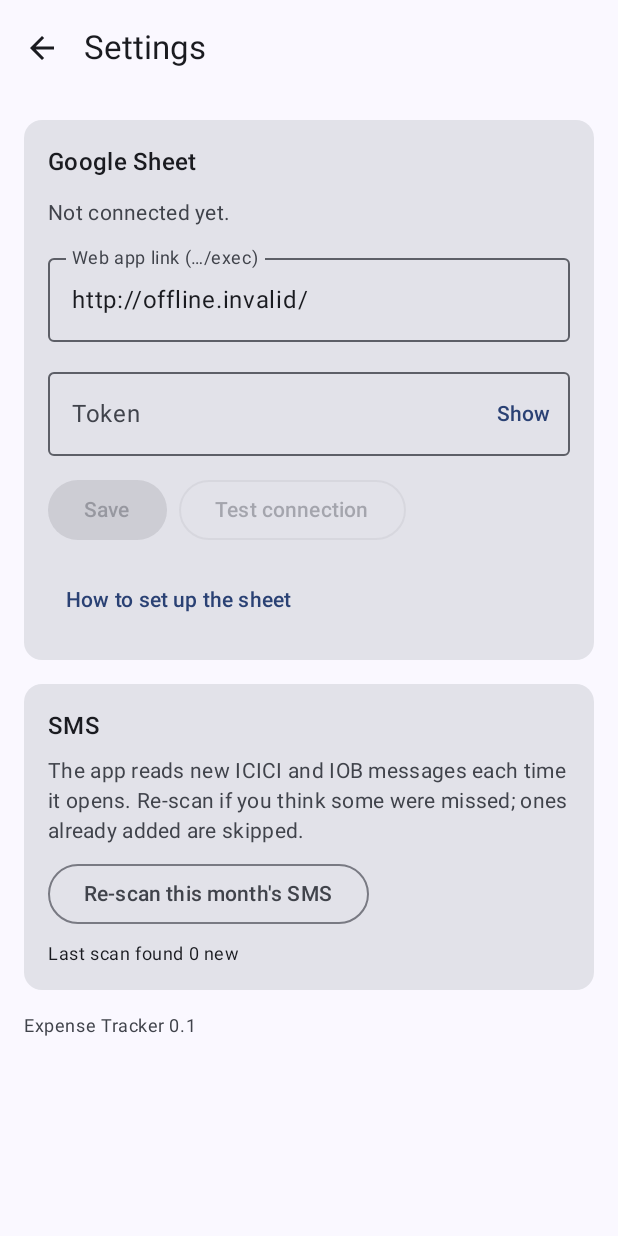
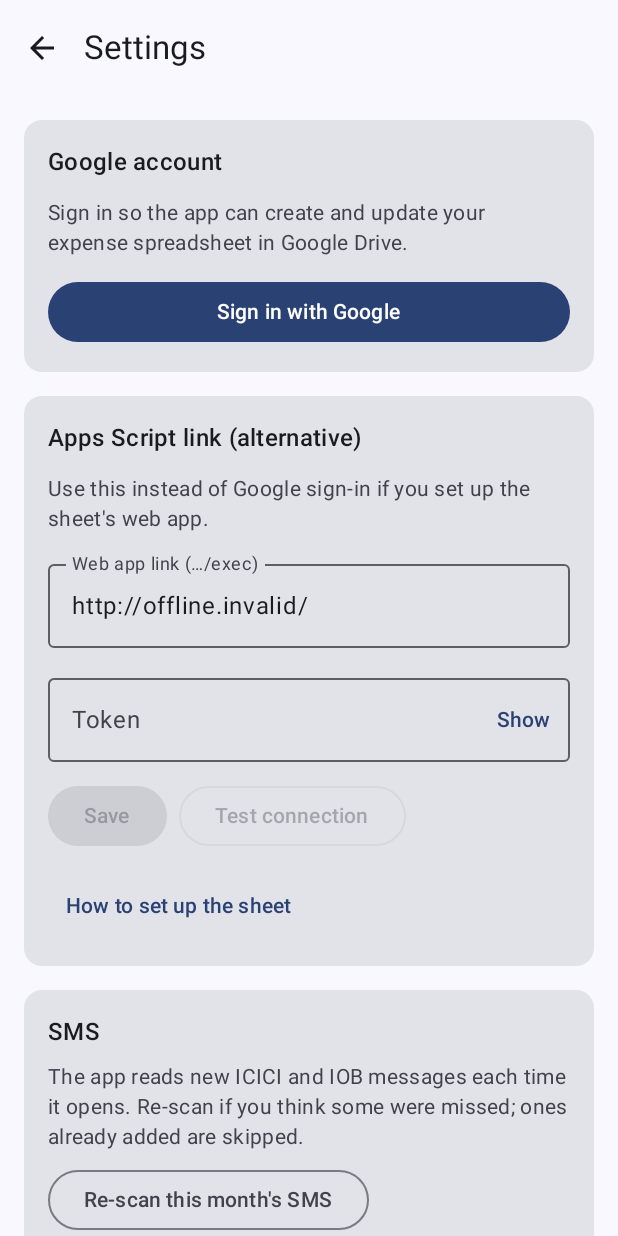
Before and after one commit to karthi-g-520d/expense-tracker, an Android app built with Jetpack Compose: the screen it shows after launch (MainActivity), after a tap on "Settings", on a phone screen of 412 x 824 dp. Run offline under Robolectric (Android 15) with nearby library versions, the phone set to English and light mode, and no system bars; our stand-ins replace Room's generated code.

Commit message:
Add Google sign-in and write to the spreadsheet through the Sheets API
Co-Authored-By: Claude Opus 5.5 (1M context) <noreply@anthropic.com>
Claude-Session: https://claude.ai/code/session_01PvYMwTxNywMYruUtuSeqV6

```diff
--- a/app/build.gradle.kts
+++ b/app/build.gradle.kts
@@ -69,4 +69,6 @@ dependencies {
     implementation(libs.androidx.room.runtime)
     implementation(libs.androidx.room.ktx)
     ksp(libs.androidx.room.compiler)
+    implementation(libs.play.services.auth)
+    implementation(libs.kotlinx.coroutines.play.services)
 }
--- a/app/src/main/java/com/karthi/expense/SettingsScreen.kt
+++ b/app/src/main/java/com/karthi/expense/SettingsScreen.kt
@@ -1,7 +1,11 @@
 package com.karthi.expense
 
+import android.app.Activity
 import android.content.Intent
 import android.net.Uri
+import androidx.activity.compose.rememberLauncherForActivityResult
+import androidx.activity.result.IntentSenderRequest
+import androidx.activity.result.contract.ActivityResultContracts
 import androidx.compose.foundation.layout.Arrangement
 import androidx.compose.foundation.layout.Column
 import androidx.compose.foundation.layout.Row
@@ -11,6 +15,7 @@ import androidx.compose.foundation.rememberScrollState
 import androidx.compose.foundation.verticalScroll
 import androidx.compose.material3.Button
 import androidx.compose.material3.Card
+import androidx.compose.material3.HorizontalDivider
 import androidx.compose.material3.MaterialTheme
 import androidx.compose.material3.OutlinedButton
 import androidx.compose.material3.OutlinedTextField
@@ -44,11 +49,17 @@ fun SettingsScreen(vm: MainViewModel) {
         Modifier.verticalScroll(rememberScrollState()).padding(16.dp),
         verticalArrangement = Arrangement.spacedBy(16.dp),
     ) {
+        GoogleAccountCard(vm, open = { open(it) })
+
         Card(Modifier.fillMaxWidth()) {
             Column(Modifier.padding(16.dp), verticalArrangement = Arrangement.spacedBy(12.dp)) {
-                Text("Google Sheet", style = MaterialTheme.typography.titleMedium)
+                Text("Apps Script link (alternative)", style = MaterialTheme.typography.titleMedium)
                 Text(
-                    if (vm.sheetConfigured) "Connected to your sheet's web app." else "Not connected yet.",
+                    when {
+                        vm.googleEmail != null && vm.hasSpreadsheet -> "Not used while you're signed in with Google."
+                        vm.sheetUrlSetting.isNotBlank() && vm.sheetTokenSetting.isNotBlank() -> "Connected to your sheet's web app."
+                        else -> "Use this instead of Google sign-in if you set up the sheet's web app."
+                    },
                     style = MaterialTheme.typography.bodyMedium,
                     color = MaterialTheme.colorScheme.onSurfaceVariant,
                 )
@@ -72,13 +83,18 @@ fun SettingsScreen(vm: MainViewModel) {
                 )
                 Row(horizontalArrangement = Arrangement.spacedBy(8.dp)) {
                     Button(onClick = { vm.saveSheetSettings(url, token) }, enabled = changed) { Text("Save") }
-                    OutlinedButton(onClick = vm::testConnection, enabled = vm.sheetConfigured && !changed && !vm.testing) {
+                    OutlinedButton(
+                        onClick = vm::testConnection,
+                        enabled = vm.sheetUrlSetting.isNotBlank() && vm.sheetTokenSetting.isNotBlank() && !changed && !vm.testing,
+                    ) {
                         Text(if (vm.testing) "Testing…" else "Test connection")
                     }
                 }
                 vm.testResult?.let { Text(it, style = MaterialTheme.typography.bodyMedium) }
-                vm.spreadsheetLink?.let { link ->
-                    OutlinedButton(onClick = { open(link) }, modifier = Modifier.fillMaxWidth()) { Text("Open the spreadsheet") }
+                if (!vm.hasSpreadsheet) {
+                    vm.spreadsheetLink?.let { link ->
+                        OutlinedButton(onClick = { open(link) }, modifier = Modifier.fillMaxWidth()) { Text("Open the spreadsheet") }
+                    }
                 }
                 TextButton(onClick = { open(SETUP_GUIDE) }) { Text("How to set up the sheet") }
             }
@@ -107,3 +123,64 @@ fun SettingsScreen(vm: MainViewModel) {
         )
     }
 }
+
+/** Sign in with Google, then create a spreadsheet or point at an existing one. */
+@Composable
+private fun GoogleAccountCard(vm: MainViewModel, open: (String) -> Unit) {
+    val signIn = rememberLauncherForActivityResult(ActivityResultContracts.StartIntentSenderForResult()) { res ->
+        if (res.resultCode == Activity.RESULT_OK) vm.onGoogleSignInResult(res.data) else vm.onGoogleSignInCancelled()
+    }
+    var pastedLink by rememberSaveable { mutableStateOf("") }
+
+    Card(Modifier.fillMaxWidth()) {
+        Column(Modifier.padding(16.dp), verticalArrangement = Arrangement.spacedBy(12.dp)) {
+            Text("Google account", style = MaterialTheme.typography.titleMedium)
+
+            val email = vm.googleEmail
+            if (email == null) {
+                Text(
+                    "Sign in so the app can create and update your expense spreadsheet in Google Drive.",
+                    style = MaterialTheme.typography.bodyMedium,
+                    color = MaterialTheme.colorScheme.onSurfaceVariant,
+                )
+                Button(
+                    onClick = { vm.startGoogleSignIn { sender -> signIn.launch(IntentSenderRequest.Builder(sender).build()) } },
+                    enabled = !vm.googleBusy,
+                    modifier = Modifier.fillMaxWidth(),
+                ) { Text(if (vm.googleBusy) "Signing in…" else "Sign in with Google") }
+            } else {
+                Text("Signed in as $email", style = MaterialTheme.typography.bodyMedium)
+
+                if (vm.hasSpreadsheet) {
+                    vm.spreadsheetLink?.let { link ->
+                        Button(onClick = { open(link) }, modifier = Modifier.fillMaxWidth()) { Text("Open the spreadsheet") }
+                    }
+                    Row(horizontalArrangement = Arrangement.spacedBy(8.dp)) {
+                        OutlinedButton(onClick = vm::changeSpreadsheet) { Text("Change spreadsheet") }
+                        TextButton(onClick = vm::signOutGoogle) { Text("Sign out") }
+                    }
+                } else {
+                    Button(onClick = vm::createSpreadsheet, enabled = !vm.googleBusy, modifier = Modifier.fillMaxWidth()) {
+                        Text(if (vm.googleBusy) "Working…" else "Create a new spreadsheet")
+                    }
+                    HorizontalDivider()
+                    OutlinedTextField(
+                        value = pastedLink,
+                        onValueChange = { pastedLink = it },
+                        label = { Text("Or paste a spreadsheet link") },
+                        singleLine = true,
+                        modifier = Modifier.fillMaxWidth(),
+                    )
+                    Row(horizontalArrangement = Arrangement.spacedBy(8.dp)) {
+                        OutlinedButton(
+                            onClick = { vm.useExistingSpreadsheet(pastedLink) },
+                            enabled = pastedLink.isNotBlank() && !vm.googleBusy,
+                        ) { Text("Use this sheet") }
+                        TextButton(onClick = vm::signOutGoogle) { Text("Sign out") }
+                    }
+                }
+            }
+            vm.googleMessage?.let { Text(it, style = MaterialTheme.typography.bodyMedium) }
+        }
+    }
+}
--- /dev/null
+++ b/app/src/main/java/com/karthi/expense/data/GoogleAuth.kt
@@ -0,0 +1,58 @@
+package com.karthi.expense.data
+
+import android.content.Context
+import android.content.Intent
+import com.google.android.gms.auth.api.identity.AuthorizationRequest
+import com.google.android.gms.auth.api.identity.AuthorizationResult
+import com.google.android.gms.auth.api.identity.Identity
+import com.google.android.gms.common.api.Scope
+import kotlinx.coroutines.Dispatchers
+import kotlinx.coroutines.tasks.await
+import kotlinx.coroutines.withContext
+import org.json.JSONObject
+import java.io.IOException
+import java.net.HttpURLConnection
+import java.net.URL
+
+/**
+ * Google sign-in for the Sheets API, via Play services' AuthorizationClient.
+ * Needs an Android OAuth client in Google Cloud for this package and signing key's SHA-1.
+ */
+class GoogleAuth(private val context: Context) {
+
+    private val request = AuthorizationRequest.builder()
+        .setRequestedScopes(listOf(Scope(SCOPE_SHEETS), Scope(SCOPE_EMAIL)))
+        .build()
+
+    /** First step of sign-in. If the result has a resolution, the UI must launch its pending intent. */
+    suspend fun authorize(): AuthorizationResult =
+        Identity.getAuthorizationClient(context).authorize(request).await()
+
+    /** Reads the result the consent screen returned. */
+    fun resultFromIntent(data: Intent?): AuthorizationResult =
+        Identity.getAuthorizationClient(context).getAuthorizationResultFromIntent(data)
+
+    /** A fresh access token without any UI; fails if the user has to sign in again. */
+    suspend fun accessToken(): String {
+        val result = authorize()
+        if (result.hasResolution()) throw IOException("Google sign-in expired. Sign in again in Settings")
+        return result.accessToken ?: throw IOException("Google didn't return an access token")
+    }
+
+    /** The signed-in account's email, for display in Settings. */
+    suspend fun email(accessToken: String): String = withContext(Dispatchers.IO) {
+        val conn = URL("https://www.googleapis.com/oauth2/v3/userinfo").openConnection() as HttpURLConnection
+        try {
+            conn.setRequestProperty("Authorization", "Bearer $accessToken")
+            if (conn.responseCode !in 200..299) throw IOException("Couldn't read your Google account (HTTP ${conn.responseCode})")
+            JSONObject(conn.inputStream.bufferedReader().use { it.readText() }).getString("email")
+        } finally {
+            conn.disconnect()
+        }
+    }
+
+    private companion object {
+        const val SCOPE_SHEETS = "https://www.googleapis.com/auth/spreadsheets"
+        const val SCOPE_EMAIL = "email"
+    }
+}
--- a/app/src/main/java/com/karthi/expense/data/SheetClient.kt
+++ b/app/src/main/java/com/karthi/expense/data/SheetClient.kt
@@ -9,17 +9,25 @@ import java.net.HttpURLConnection
 import java.net.URL
 import java.net.URLEncoder
 
-/** Rows in the sheet, plus the spreadsheet's own link when the script reports it. */
+/** Rows in the sheet, plus the spreadsheet's own link when known. */
 class SheetData(val rows: List<SheetTxn>, val sheetUrl: String?)
 
+/** Where synced transactions go: the Apps Script web app or the Sheets API. */
+interface SheetBackend {
+    /** Appends [txns] to the sheet, skipping ids already there. Returns the ids the sheet now holds. */
+    suspend fun push(txns: List<PendingTxn>): List<String>
+
+    /** Downloads every row in the sheet, for the dashboard. */
+    suspend fun fetchAll(): SheetData
+}
+
 /** Talks to the Apps Script web app in sheet/Code.gs. Reads the link and token at call time. */
-class SheetClient(private val settings: SheetSettings) {
+class SheetClient(private val settings: SheetSettings) : SheetBackend {
 
     private val url get() = settings.url
     private val token get() = settings.token
 
-    /** Appends [txns] to the sheet. Returns the ids the sheet confirmed. */
-    suspend fun push(txns: List<PendingTxn>): List<String> = withContext(Dispatchers.IO) {
+    override suspend fun push(txns: List<PendingTxn>): List<String> = withContext(Dispatchers.IO) {
         check(settings.isConfigured) { "Connect your Google Sheet in Settings" }
 
         val rows = JSONArray()
@@ -40,8 +48,7 @@ class SheetClient(private val settings: SheetSettings) {
         List(ids.length()) { ids.getString(it) }
     }
 
-    /** Downloads every row in the sheet, for the dashboard. */
-    suspend fun fetchAll(): SheetData = withContext(Dispatchers.IO) {
+    override suspend fun fetchAll(): SheetData = withContext(Dispatchers.IO) {
         check(settings.isConfigured) { "Connect your Google Sheet in Settings" }
 
         val res = JSONObject(get("$url?token=${URLEncoder.encode(token, "UTF-8")}"))
--- a/app/src/main/java/com/karthi/expense/data/SheetSettings.kt
+++ b/app/src/main/java/com/karthi/expense/data/SheetSettings.kt
@@ -19,7 +19,27 @@ class SheetSettings(context: Context) {
         get() = prefs.getString(KEY_SHEET_URL, null)
         set(value) = prefs.edit().putString(KEY_SHEET_URL, value).apply()
 
+    /** The Apps Script link and token are both set. */
     val isConfigured: Boolean get() = url.isNotBlank() && token.isNotBlank()
+
+    /** Google account the app signed in with; null when not signed in. */
+    var googleEmail: String?
+        get() = prefs.getString(KEY_GOOGLE_EMAIL, null)
+        set(value) = prefs.edit().putString(KEY_GOOGLE_EMAIL, value).apply()
+
+    /** Spreadsheet used through the Sheets API after Google sign-in. */
+    var spreadsheetId: String?
+        get() = prefs.getString(KEY_SPREADSHEET_ID, null)
+        set(value) = prefs.edit().putString(KEY_SPREADSHEET_ID, value).apply()
+
+    /** Signed in with Google and a spreadsheet chosen; this wins over the Apps Script link. */
+    val usesGoogleSignIn: Boolean get() = googleEmail != null && spreadsheetId != null
+
+    val isConnected: Boolean get() = usesGoogleSignIn || isConfigured
+
+    fun signOutGoogle() {
+        prefs.edit().remove(KEY_GOOGLE_EMAIL).remove(KEY_SPREADSHEET_ID).apply()
+    }
 
     fun save(url: String, token: String) {
         prefs.edit()
@@ -33,5 +53,7 @@ class SheetSettings(context: Context) {
         const val KEY_URL = "url"
         const val KEY_TOKEN = "token"
         const val KEY_SHEET_URL = "sheet_url"
+        const val KEY_GOOGLE_EMAIL = "google_email"
+        const val KEY_SPREADSHEET_ID = "spreadsheet_id"
     }
 }
--- a/gradle/libs.versions.toml
+++ b/gradle/libs.versions.toml
@@ -8,6 +8,8 @@ junit = "4.13.2"
 room = "2.6.1"
 ksp = "2.1.0-1.0.29"
 lifecycle = "2.8.7"
+playServicesAuth = "21.2.0"
+coroutinesPlayServices = "1.9.0"
 
 [libraries]
 androidx-core-ktx = { group = "androidx.core", name = "core-ktx", version.ref = "coreKtx" }
@@ -22,6 +24,8 @@ androidx-room-runtime = { group = "androidx.room", name = "room-runtime", versio
 androidx-room-ktx = { group = "androidx.room", name = "room-ktx", version.ref = "room" }
 androidx-room-compiler = { group = "androidx.room", name = "room-compiler", version.ref = "room" }
 androidx-lifecycle-viewmodel-compose = { group = "androidx.lifecycle", name = "lifecycle-viewmodel-compose", version.ref = "lifecycle" }
+play-services-auth = { group = "com.google.android.gms", name = "play-services-auth", version.ref = "playServicesAuth" }
+kotlinx-coroutines-play-services = { group = "org.jetbrains.kotlinx", name = "kotlinx-coroutines-play-services", version.ref = "coroutinesPlayServices" }
 
 [plugins]
 android-application = { id = "com.android.application", version.ref = "agp" }
```
Also changed, not shown: app/src/main/java/com/karthi/expense/MainViewModel.kt (+114 -6 lines), app/src/main/java/com/karthi/expense/data/GoogleSheetsClient.kt (added, +185 -0 lines).
